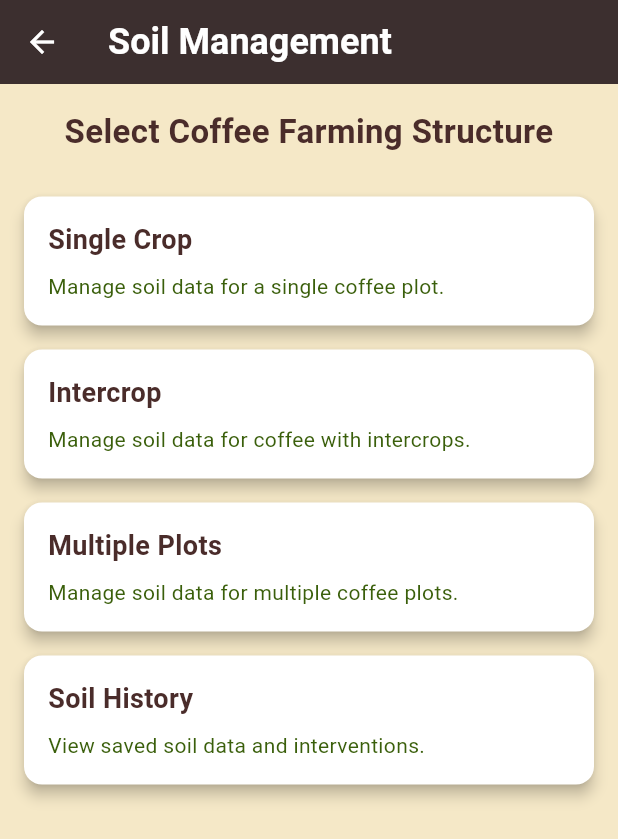
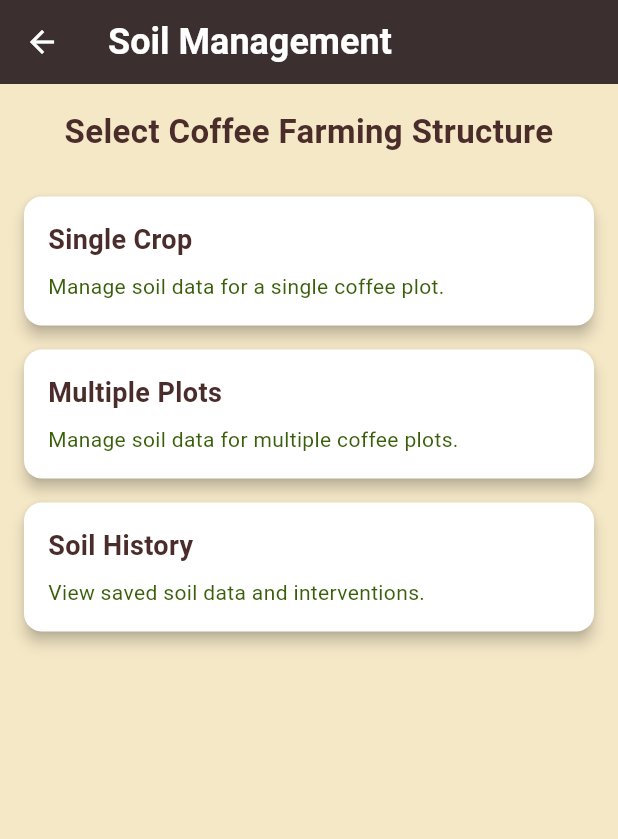
Before and after one commit to Fabrone/CoffeeCore, a Flutter app: the CoffeeSoilHomePage screen opened directly, on a phone screen of 412 x 824 dp. Shown: the top 839 px of the screen. Run offline on Flutter 3.47's test engine with Material 3 defaults, Android fonts, the phone set to English and light mode, and no system bars; our stand-ins replace animated_text_kit, carousel_slider, cloud_firestore, firebase_auth, firebase_core, firebase_storage and 11 more; missing offline and left inert: flutter_pdfview; accounts and stored records are empty.

Commit message:
Eliminated the intercrop from the field data section

```diff
--- a/lib/screens/Field Data/coffee_soil_home_page.dart
+++ b/lib/screens/Field Data/coffee_soil_home_page.dart
@@ -38,10 +38,10 @@ class CoffeeSoilHomePage extends StatelessWidget {
               context,
               MaterialPageRoute(builder: (context) => CoffeeSoilInputPage(structureType: 'single')),
             )),
-            _buildCard(context, 'Intercrop', 'Manage soil data for coffee with intercrops.', () => Navigator.push(
+            /*_buildCard(context, 'Intercrop', 'Manage soil data for coffee with intercrops.', () => Navigator.push(
               context,
               MaterialPageRoute(builder: (context) => CoffeeSoilInputPage(structureType: 'intercrop')),
-            )),
+            )),*/
             _buildCard(context, 'Multiple Plots', 'Manage soil data for multiple coffee plots.', () => Navigator.push(
               context,
               MaterialPageRoute(builder: (context) => CoffeeSoilInputPage(structureType: 'multiple')),
--- a/pubspec.yaml
+++ b/pubspec.yaml
@@ -74,7 +74,7 @@ dependency_overrides:
   clock: ^1.1.2
   collection: ^1.19.1
   fake_async: ^1.3.3
-  ffi: ^2.1.4
+  # ffi: ^2.1.4
   leak_tracker: ^10.0.9
   leak_tracker_flutter_testing: ^3.0.9
   matcher: ^0.12.17
```
